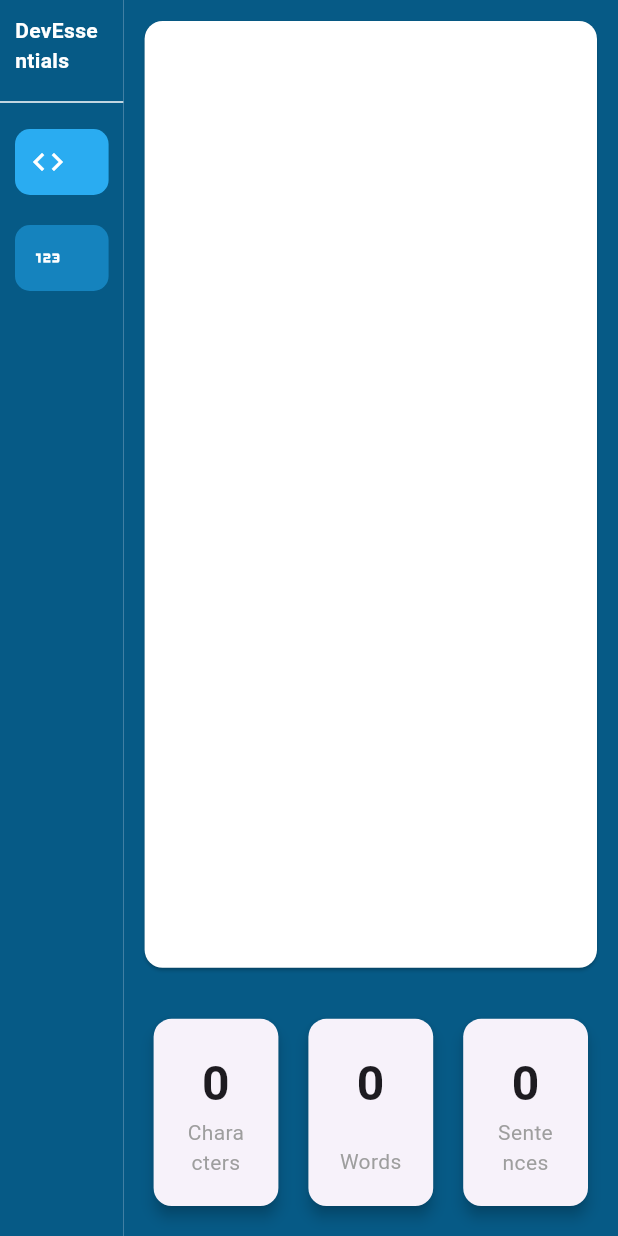
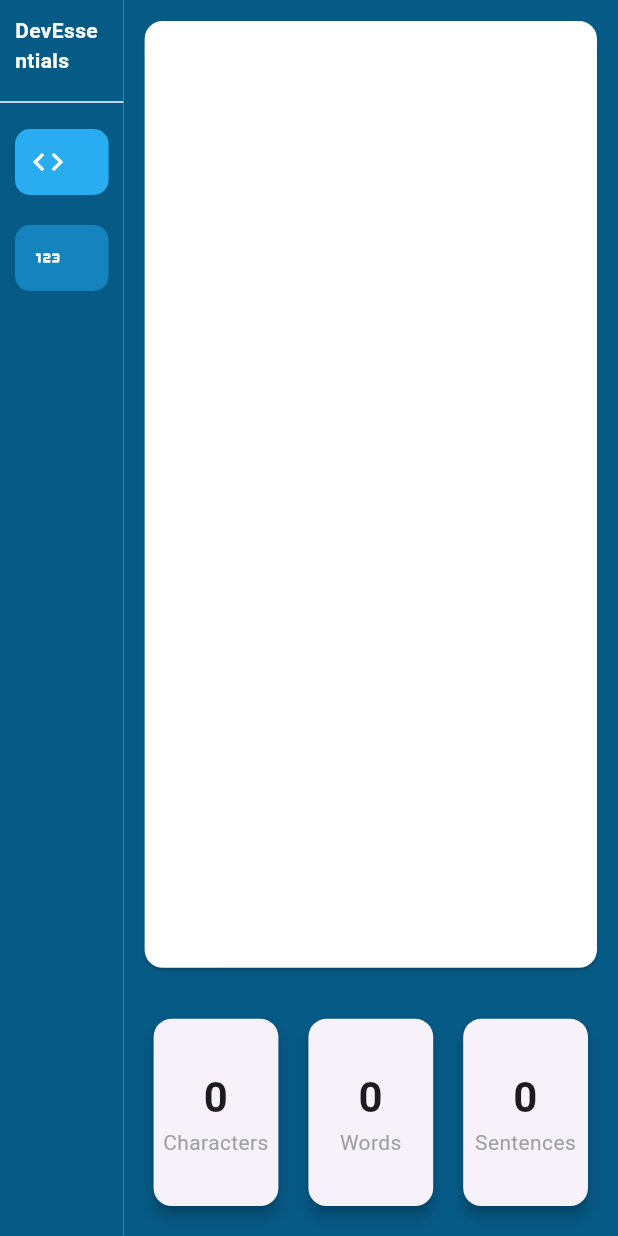
Before and after one commit to DevThibautMonin/dev_essentials, a Flutter app: the screen it shows after launch, on a phone screen of 412 x 824 dp. Run offline on Flutter 3.47's test engine with Material 3 defaults, Android fonts, the light colour scheme and no system bars.

Commit message:
Update char_counter_card.dart
remove useless padding

```diff
--- a/lib/presentation/char_counter/char_counter_card.dart
+++ b/lib/presentation/char_counter/char_counter_card.dart
@@ -20,16 +20,14 @@ class _CharCounterCardState extends State<CharCounterCard> {
     return Card(
       elevation: 4,
       margin: const EdgeInsets.all(10),
-      child: Padding(
-        padding: const EdgeInsets.all(20),
       child: Column(
-          mainAxisAlignment: MainAxisAlignment.spaceBetween,
+        mainAxisAlignment: MainAxisAlignment.center,
         children: [
           Text(
             widget.counter,
             textAlign: TextAlign.center,
             style: const TextStyle(
-                fontSize: 32,
+              fontSize: 28,
               fontWeight: FontWeight.bold,
             ),
           ),
@@ -43,7 +41,6 @@ class _CharCounterCardState extends State<CharCounterCard> {
           ),
         ],
       ),
-      ),
     );
   }
 }
```
Lines whose indentation alone changed are shown as unchanged.
